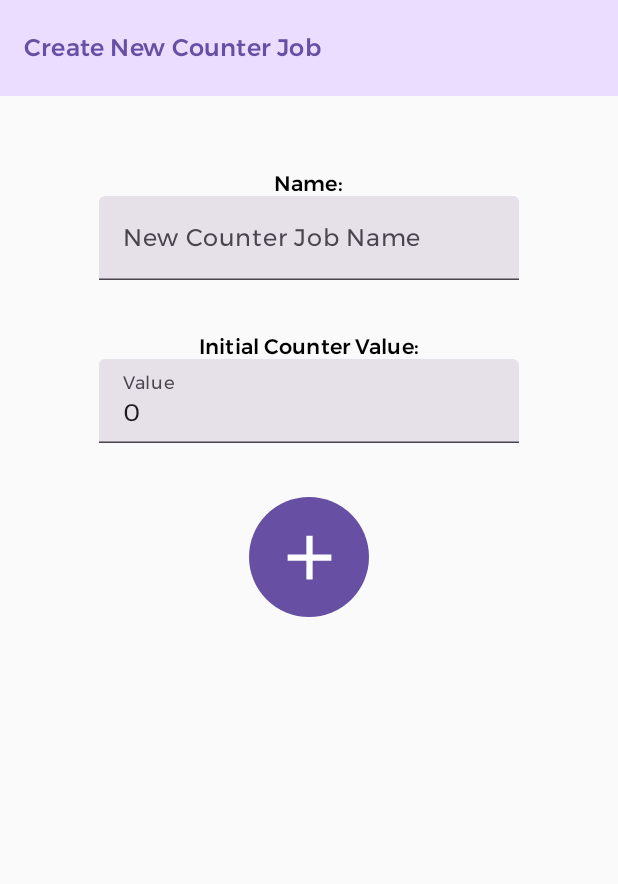
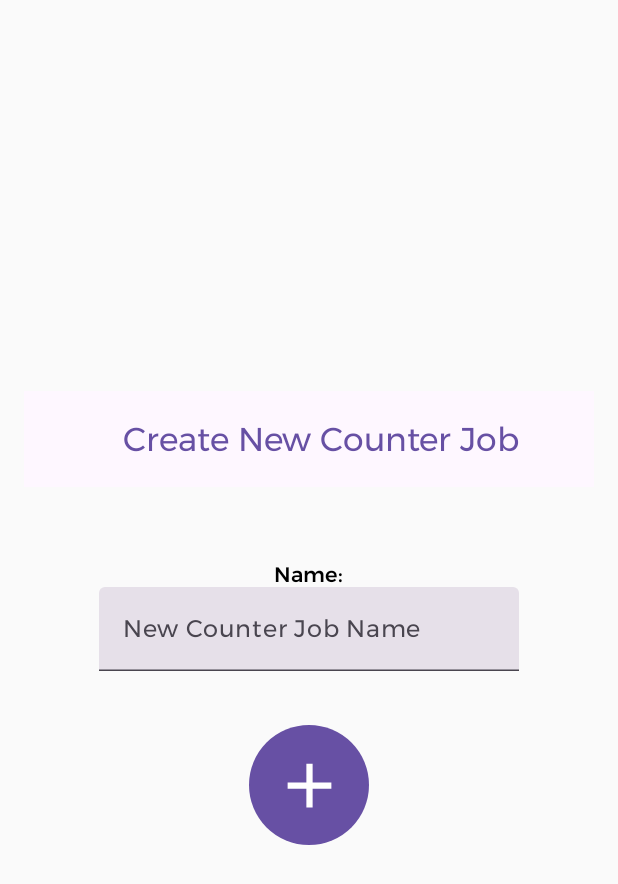
Before and after one commit to dascruz/cs446-1241-group8, an Android app built with Jetpack Compose: the CreateNewCounterJobRoute screen opened through its navigation route, on a phone screen of 412 x 824 dp. Shown: the top 884 px of the screen. Run offline under Robolectric (Android 15) with nearby library versions, the phone set to English and light mode, and no system bars; our stand-ins replace Dagger/Hilt's generated code, Room's generated code; Roboto replaces fonts that are not available here.

Commit message:
Creating new counter Instances

```diff
--- a/app/src/main/java/com/example/harmonic/components/counter_instance_list/CounterInstanceListScreen.kt
+++ b/app/src/main/java/com/example/harmonic/components/counter_instance_list/CounterInstanceListScreen.kt
@@ -24,6 +24,7 @@ import androidx.compose.runtime.rememberCoroutineScope
 import androidx.compose.ui.Modifier
 import androidx.compose.ui.unit.dp
 import androidx.hilt.navigation.compose.hiltViewModel
+import androidx.lifecycle.viewmodel.compose.viewModel
 import com.example.harmonic.models.instances.CounterInstanceModel
 import kotlinx.coroutines.launch
 
@@ -93,7 +94,7 @@ private fun CounterJobInstanceItem(instance: CounterInstanceModel) {
             modifier = Modifier.weight(1f)
         )
         Text(
-            text = "Duration: \n ${if (instance.active) "Active" else ""}",
+            text = "Value: \n ${instance.count}",
             color = if (instance.active) MaterialTheme.colorScheme.primary else MaterialTheme.colorScheme.secondary,
             modifier = Modifier.padding(start = 8.dp)
         )
--- a/app/src/main/java/com/example/harmonic/components/counter_instance_list/CounterInstanceListViewModel.kt
+++ b/app/src/main/java/com/example/harmonic/components/counter_instance_list/CounterInstanceListViewModel.kt
@@ -22,7 +22,7 @@ class CounterInstancesListViewModel @Inject constructor(
     val jobName: String = savedStateHandle.get<String>("jobName")!!
 
     suspend fun createNewCounterInstance(instanceNum: Int): Int {
-        println("Started creating new timer instance")
+        println("Started creating new counter instance")
         val newCounterInstance = CounterInstanceModel(
             internal = true
         )
@@ -34,7 +34,8 @@ class CounterInstancesListViewModel @Inject constructor(
 
         val newKey = counterInstanceRepository.insertLocal(newCounterInstance)
 
-        println("Created New Timer Instance with id $newKey")
+        println("Created New Counter Instance with id $newKey")
         return newKey
     }
+
 }
--- a/app/src/main/java/com/example/harmonic/components/create_new_counter_job/CreateNewCounterJobScreen.kt
+++ b/app/src/main/java/com/example/harmonic/components/create_new_counter_job/CreateNewCounterJobScreen.kt
@@ -2,6 +2,7 @@ package com.example.harmonic.components.create_new_counter_job
 
 import androidx.compose.foundation.layout.Column
 import androidx.compose.foundation.layout.PaddingValues
+import androidx.compose.foundation.layout.fillMaxSize
 import androidx.compose.foundation.layout.padding
 import androidx.compose.foundation.layout.size
 import androidx.compose.foundation.text.KeyboardOptions
@@ -26,6 +27,9 @@ import androidx.compose.ui.text.input.KeyboardType
 import androidx.compose.ui.unit.dp
 import androidx.core.text.isDigitsOnly
 import androidx.hilt.navigation.compose.hiltViewModel
+import androidx.compose.foundation.layout.Arrangement
+import androidx.compose.ui.text.style.TextAlign
+import androidx.compose.foundation.layout.fillMaxWidth
 
 @OptIn(ExperimentalMaterial3Api::class)
 @Composable
@@ -33,16 +37,22 @@ fun CreateNewCounterJobScreen(
     onGoToCounterJobs: () -> Unit,
     createNewCounterJobViewModel: CreateNewCounterJobViewModel = hiltViewModel()
 ) {
-    Column(horizontalAlignment = Alignment.CenterHorizontally) {
+
+    Column(horizontalAlignment = Alignment.CenterHorizontally,modifier = Modifier
+        .fillMaxSize()
+        .padding(horizontal = 16.dp),
+        verticalArrangement = Arrangement.Center) {
         TopAppBar(
             colors = TopAppBarDefaults.topAppBarColors(
-                containerColor = MaterialTheme.colorScheme.primaryContainer,
                 titleContentColor = MaterialTheme.colorScheme.primary
             ),
             title = {
                 Text(
                     text = "Create New Counter Job",
-                    style = MaterialTheme.typography.titleMedium,
+                    textAlign = TextAlign.Center,
+                    modifier = Modifier
+                        .fillMaxWidth()
+                        .padding(horizontal = 16.dp)
                 )
             },
             modifier = Modifier.padding(bottom = 50.dp)
@@ -61,28 +71,11 @@ fun CreateNewCounterJobScreen(
             singleLine = true
         )
 
-        var initialValue by remember { mutableStateOf("0") }
-        Text(
-            text = "Initial Counter Value:",
-            style = MaterialTheme.typography.titleSmall
-        )
-        TextField(
-            value = initialValue,
-            onValueChange = { text ->
-                if (text.isEmpty() || text.isDigitsOnly()) {
-                    initialValue = text
-                }
-            },
-            keyboardOptions = KeyboardOptions(keyboardType = KeyboardType.Number),
-            label = { Text("Value") },
-            modifier = Modifier.padding(bottom = 36.dp),
-            singleLine = true
-        )
 
         Button(
             modifier = Modifier.size(width = 80.dp, height = 80.dp),
             onClick = {
-                createNewCounterJobViewModel.addNewCounterJob(newCounterJobName, initialValue.toInt())
+                createNewCounterJobViewModel.addNewCounterJob(newCounterJobName)
                 onGoToCounterJobs()
             },
             contentPadding = PaddingValues(0.dp)
--- a/app/src/main/java/com/example/harmonic/components/create_new_counter_job/CreateNewCounterJobViewModel.kt
+++ b/app/src/main/java/com/example/harmonic/components/create_new_counter_job/CreateNewCounterJobViewModel.kt
@@ -14,11 +14,11 @@ class CreateNewCounterJobViewModel @Inject constructor(
     private val counterJobRepository: CounterJobRepository,
 ) : ViewModel() {
     fun addNewCounterJob(
-        newCounterJobName: String, initialValue : Int
+        newCounterJobName: String
     ){
         viewModelScope.launch {
             counterJobRepository.createLocal(
-                CounterJobModel( name = newCounterJobName,InitialValue = initialValue)
+                CounterJobModel( name = newCounterJobName)
             )
         }
     }
--- a/app/src/main/java/com/example/harmonic/data/CounterInstance/CounterInstanceDao.kt
+++ b/app/src/main/java/com/example/harmonic/data/CounterInstance/CounterInstanceDao.kt
@@ -31,7 +31,7 @@ interface CounterInstanceDao {
     @Upsert
     suspend fun upsert(localCounterInstance: LocalCounterInstance)
 
-//    @Query("UPDATE CounterInstance SET count = :count WHERE id = :id")
-//    suspend fun updateCountInstance(id: Int, count: Int)
+    @Query("UPDATE CounterInstance SET count = :count WHERE id = :id")
+    suspend fun updateCount(id: Int, count: Int)
 
 }
--- a/app/src/main/java/com/example/harmonic/data/CounterInstance/CounterInstanceRepository.kt
+++ b/app/src/main/java/com/example/harmonic/data/CounterInstance/CounterInstanceRepository.kt
@@ -49,4 +49,10 @@ class CounterInstanceRepository @Inject constructor(
     suspend fun upsertLocal(ti: CounterInstanceModel) {
         localDataSource.upsert(ti.toLocal())
     }
+
+    suspend fun updateCount(id: Int, count: Int) {
+        println("id: $id, sdt: $count")
+        localDataSource.updateCount(id, count)
+    }
+
 }
--- a/app/src/main/java/com/example/harmonic/models/jobs/CounterJobModel.kt
+++ b/app/src/main/java/com/example/harmonic/models/jobs/CounterJobModel.kt
@@ -6,7 +6,7 @@ import com.example.harmonic.models.instances.CounterInstanceModel
 
 import org.json.JSONObject
 
-class CounterJobModel(override var name: String, val InitialValue : Int, override val id: Int? = null) : IJobModel{
+class CounterJobModel(override var name: String,override val id: Int? = null) : IJobModel{
     private  val instances: MutableList<CounterInstanceModel> = mutableListOf()
     override fun getAllInstances(): List<IJobInstanceModel> {
         return instances}
```
Also changed, not shown: app/src/main/java/com/example/harmonic/Navigation.kt (+16 -6 lines), app/src/main/java/com/example/harmonic/components/create_new_counter_instances/CreateNewCounterInstanceRoute.kt (added, +14 -0 lines), app/src/main/java/com/example/harmonic/components/create_new_counter_instances/CreateNewCounterInstanceScreen.kt (added, +87 -0 lines), app/src/main/java/com/example/harmonic/components/create_new_counter_instances/CreateNewCounterInstancesViewModel.kt (added, +30 -0 lines), app/src/main/java/com/example/harmonic/data/CounterJob/LocalCounterJob.kt (+3 -5 lines), app/src/main/java/com/example/harmonic/models/instances/CounterInstanceModel.kt (+12 -1 lines).
